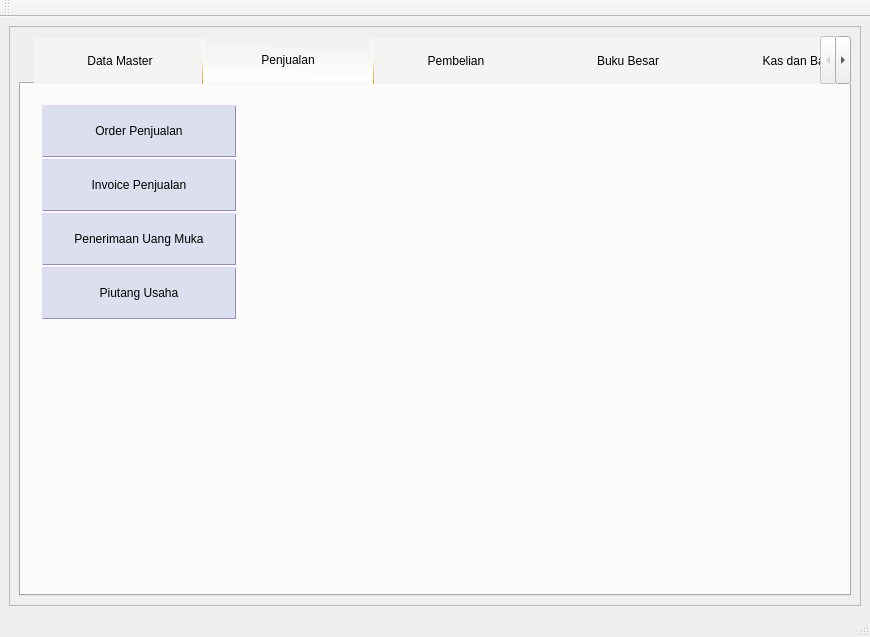
Old version of the form source/GUI.ui in the repository fnugrahendi/petuk.corp.
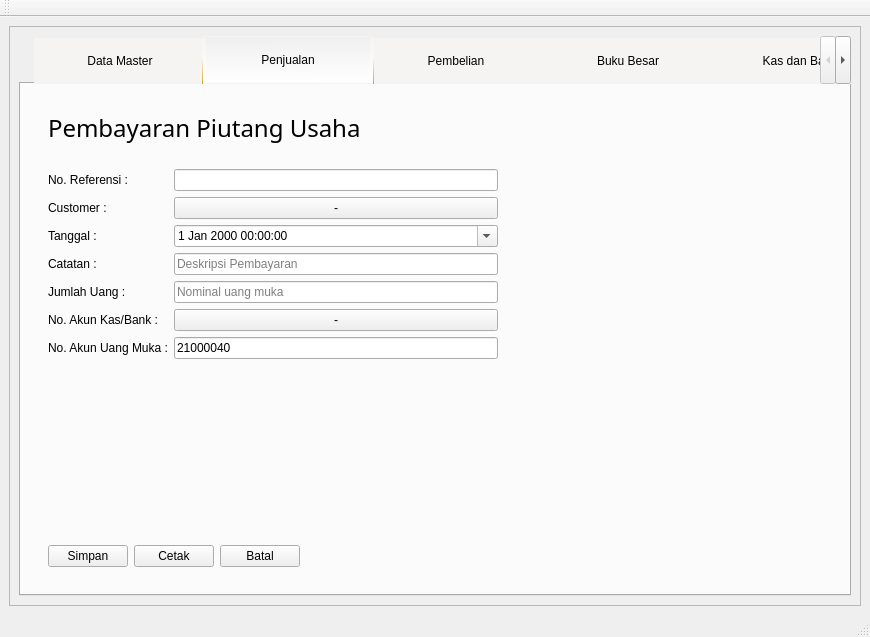
New version of the form. The open tabs and pages were chosen to show the change. Icons and pictures are not drawn.

Commit message: penerimaan uang muka (tampilan)

What changed in the file:
```diff
--- a/source/GUI.ui
+++ b/source/GUI.ui
@@ -6999,6 +6999,395 @@
                </item>
               </layout>
              </widget>
+             <widget class="QWidget" name="st_Penjualan_UangMuka">
+              <layout class="QVBoxLayout" name="verticalLayout_23">
+               <item>
+                <widget class="QFrame" name="fr_Penjualan_UangMuka_Title">
+                 <property name="sizePolicy">
+                  <sizepolicy hsizetype="Preferred" vsizetype="Maximum">
+                   <horstretch>0</horstretch>
+                   <verstretch>0</verstretch>
+                  </sizepolicy>
+                 </property>
+                 <property name="frameShape">
+                  <enum>QFrame::NoFrame</enum>
+                 </property>
+                 <property name="frameShadow">
+                  <enum>QFrame::Raised</enum>
+                 </property>
+                 <layout class="QHBoxLayout" name="horizontalLayout_6">
+                  <item>
+                   <widget class="QLabel" name="lb_Penjualan_UangMuka_title">
+                    <property name="sizePolicy">
+                     <sizepolicy hsizetype="Preferred" vsizetype="Maximum">
+                      <horstretch>0</horstretch>
+                      <verstretch>0</verstretch>
+                     </sizepolicy>
+                    </property>
+                    <property name="font">
+                     <font>
+                      <family>Segoe UI Semilight</family>
+                      <pointsize>18</pointsize>
+                     </font>
+                    </property>
+                    <property name="text">
+                     <string>Penerimaan Uang Muka</string>
+                    </property>
+                    <property name="alignment">
+                     <set>Qt::AlignLeading|Qt::AlignLeft|Qt::AlignVCenter</set>
+                    </property>
+                   </widget>
+                  </item>
+                 </layout>
+                </widget>
+               </item>
+               <item>
+                <widget class="QFrame" name="fr_Penjualan_UangMuka_Tabel">
+                 <property name="frameShape">
+                  <enum>QFrame::NoFrame</enum>
+                 </property>
+                 <property name="frameShadow">
+                  <enum>QFrame::Raised</enum>
+                 </property>
+                 <layout class="QVBoxLayout" name="verticalLayout_24">
+                  <item>
+                   <widget class="QTableWidget" name="tbl_Penjualan_UangMuka">
+                    <property name="sizePolicy">
+                     <sizepolicy hsizetype="Minimum" vsizetype="MinimumExpanding">
+                      <horstretch>0</horstretch>
+                      <verstretch>0</verstretch>
+                     </sizepolicy>
+                    </property>
+                    <property name="frameShape">
+                     <enum>QFrame::NoFrame</enum>
+                    </property>
+                    <property name="frameShadow">
+                     <enum>QFrame::Plain</enum>
+                    </property>
+                    <property name="showGrid">
+                     <bool>true</bool>
+                    </property>
+                    <property name="wordWrap">
+                     <bool>true</bool>
+                    </property>
+                    <property name="cornerButtonEnabled">
+                     <bool>true</bool>
+                    </property>
+                    <column>
+                     <property name="text">
+                      <string>No</string>
+                     </property>
+                    </column>
+                    <column>
+                     <property name="text">
+                      <string>No. Referensi</string>
+                     </property>
+                    </column>
+                    <column>
+                     <property name="text">
+                      <string>Customer</string>
+                     </property>
+                    </column>
+                    <column>
+                     <property name="text">
+                      <string>Tanggal</string>
+                     </property>
+                    </column>
+                    <column>
+                     <property name="text">
+                      <string>Catatan</string>
+                     </property>
+                    </column>
+                    <column>
+                     <property name="text">
+                      <string>Jumlah</string>
+                     </property>
+                    </column>
+                    <column>
+                     <property name="text">
+                      <string>Kas/Bank</string>
+                     </property>
+                    </column>
+                   </widget>
+                  </item>
+                 </layout>
+                </widget>
+               </item>
+               <item>
+                <widget class="QFrame" name="fr_Penjualan_UangMuka_Tombol">
+                 <property name="sizePolicy">
+                  <sizepolicy hsizetype="Preferred" vsizetype="Maximum">
+                   <horstretch>0</horstretch>
+                   <verstretch>0</verstretch>
+                  </sizepolicy>
+                 </property>
+                 <property name="frameShape">
+                  <enum>QFrame::NoFrame</enum>
+                 </property>
+                 <property name="frameShadow">
+                  <enum>QFrame::Raised</enum>
+                 </property>
+                 <layout class="QHBoxLayout" name="horizontalLayout_7">
+                  <item>
+                   <widget class="QPushButton" name="tb_Penjualan_UangMuka_BuatBaru">
+                    <property name="text">
+                     <string>Buat Baru</string>
+                    </property>
+                   </widget>
+                  </item>
+                  <item>
+                   <widget class="QPushButton" name="tb_Penjualan_UangMuka_Kembali">
+                    <property name="text">
+                     <string>Kembali</string>
+                    </property>
+                   </widget>
+                  </item>
+                  <item>
+                   <spacer name="hs_Penjualan_UangMuka">
+                    <property name="orientation">
+                     <enum>Qt::Horizontal</enum>
+                    </property>
+                    <property name="sizeHint" stdset="0">
+                     <size>
+                      <width>40</width>
+                      <height>20</height>
+                     </size>
+                    </property>
+                   </spacer>
+                  </item>
+                 </layout>
+                </widget>
+               </item>
+              </layout>
+             </widget>
+             <widget class="QWidget" name="st_Penjualan_UangMuka_Baru">
+              <layout class="QVBoxLayout" name="verticalLayout_25">
+               <item>
+                <widget class="QFrame" name="fr_Penjualan_UangMuka_Baru_Title">
+                 <property name="sizePolicy">
+                  <sizepolicy hsizetype="Preferred" vsizetype="Maximum">
+                   <horstretch>0</horstretch>
+                   <verstretch>0</verstretch>
+                  </sizepolicy>
+                 </property>
+                 <property name="frameShape">
+                  <enum>QFrame::NoFrame</enum>
+                 </property>
+                 <property name="frameShadow">
+                  <enum>QFrame::Raised</enum>
+                 </property>
+                 <layout class="QHBoxLayout" name="horizontalLayout_8">
+                  <item>
+                   <widget class="QLabel" name="lb_Penjualan_UangMuka_Baru_Title">
+                    <property name="sizePolicy">
+                     <sizepolicy hsizetype="Preferred" vsizetype="Maximum">
+                      <horstretch>0</horstretch>
+                      <verstretch>0</verstretch>
+                     </sizepolicy>
+                    </property>
+                    <property name="font">
+                     <font>
+                      <family>Segoe UI Semilight</family>
+                      <pointsize>18</pointsize>
+                     </font>
+                    </property>
+                    <property name="text">
+                     <string>Pembayaran Piutang Usaha</string>
+                    </property>
+                    <property name="alignment">
+                     <set>Qt::AlignLeading|Qt::AlignLeft|Qt::AlignVCenter</set>
+                    </property>
+                   </widget>
+                  </item>
+                 </layout>
+                </widget>
+               </item>
+               <item>
+                <widget class="QFrame" name="fr_Penjualan_UangMuka_Baru_Input">
+                 <property name="frameShape">
+                  <enum>QFrame::NoFrame</enum>
+                 </property>
+                 <property name="frameShadow">
+                  <enum>QFrame::Raised</enum>
+                 </property>
+                 <layout class="QGridLayout" name="gridLayout_9">
+                  <item row="2" column="0">
+                   <widget class="QLabel" name="lb_Penjualan_UangMuka_Baru_Tanggal">
+                    <property name="text">
+                     <string>Tanggal :</string>
+                    </property>
+                   </widget>
+                  </item>
+                  <item row="5" column="0">
+                   <widget class="QLabel" name="lb_Penjualan_UangMuka_Baru_Akun">
+                    <property name="text">
+                     <string>No. Akun Kas/Bank :</string>
+                    </property>
+                   </widget>
+                  </item>
+                  <item row="1" column="0">
+                   <widget class="QLabel" name="lb_Penjualan_UangMuka_Baru_Nama">
+                    <property name="text">
+                     <string>Customer :</string>
+                    </property>
+                   </widget>
+                  </item>
+                  <item row="4" column="0">
+                   <widget class="QLabel" name="lb_Penjualan_UangMuka_Baru_JumlahUang">
+                    <property name="text">
+                     <string>Jumlah Uang :</string>
+                    </property>
+                   </widget>
+                  </item>
+                  <item row="3" column="0">
+                   <widget class="QLabel" name="lb_Penjualan_UangMuka_Baru_Catatan">
+                    <property name="text">
+                     <string>Catatan :</string>
+                    </property>
+                   </widget>
+                  </item>
+                  <item row="0" column="0">
+                   <widget class="QLabel" name="lb_Penjualan_UangMuka_Baru_NoRef">
+                    <property name="text">
+                     <string>No. Referensi :</string>
+                    </property>
+                   </widget>
+                  </item>
+                  <item row="6" column="0">
+                   <widget class="QLabel" name="lb_Penjualan_UangMuka_Baru_AkunUangMuka">
+                    <property name="text">
+                     <string>No. Akun Uang Muka :</string>
+                    </property>
+                   </widget>
+                  </item>
+                  <item row="0" column="1">
+                   <widget class="QLineEdit" name="le_Penjualan_UangMuka_Baru_NoRef"/>
+                  </item>
+                  <item row="3" column="1">
+                   <widget class="QLineEdit" name="le_Penjualan_UangMuka_Baru_Catatan">
+                    <property name="placeholderText">
+                     <string>Deskripsi Pembayaran</string>
+                    </property>
+                   </widget>
+                  </item>
+                  <item row="4" column="1">
+                   <widget class="QLineEdit" name="le_Penjualan_UangMuka_Baru_JumlahUang">
+                    <property name="placeholderText">
+                     <string>Nominal uang muka</string>
+                    </property>
+                   </widget>
+                  </item>
+                  <item row="6" column="1">
+                   <widget class="QLineEdit" name="le_Penjualan_UangMuka_Baru_AkunUangMuka">
+                    <property name="text">
+                     <string>21000040</string>
+                    </property>
+                   </widget>
+                  </item>
+                  <item row="0" column="2">
+                   <spacer name="hs_Penjualan_UangMuka_Baru_2">
+                    <property name="orientation">
+                     <enum>Qt::Horizontal</enum>
+                    </property>
+                    <property name="sizeHint" stdset="0">
+                     <size>
+                      <width>40</width>
+                      <height>20</height>
+                     </size>
+                    </property>
+                   </spacer>
+                  </item>
+                  <item row="1" column="1">
+                   <widget class="QPushButton" name="tb_Penjualan_UangMuka_Baru_Nama">
+                    <property name="text">
+                     <string>-</string>
+                    </property>
+                   </widget>
+                  </item>
+                  <item row="5" column="1">
+                   <widget class="QPushButton" name="tb_Penjualan_UangMuka_Baru_Akun">
+                    <property name="text">
+                     <string>-</string>
+                    </property>
+                   </widget>
+                  </item>
+                  <item row="2" column="1">
+                   <widget class="QDateTimeEdit" name="dte_Penjualan_UangMuka_Baru_Tanggal">
+                    <property name="calendarPopup">
+                     <bool>true</bool>
+                    </property>
+                   </widget>
+                  </item>
+                 </layout>
+                </widget>
+               </item>
+               <item>
+                <spacer name="vs_Penjualan_UangMuka_Baru">
+                 <property name="orientation">
+                  <enum>Qt::Vertical</enum>
+                 </property>
+                 <property name="sizeHint" stdset="0">
+                  <size>
+                   <width>20</width>
+                   <height>40</height>
+                  </size>
+                 </property>
+                </spacer>
+               </item>
+               <item>
+                <widget class="QFrame" name="fr_Penjualan_UangMuka_Baru_Tombol">
+                 <property name="sizePolicy">
+                  <sizepolicy hsizetype="Preferred" vsizetype="Maximum">
+                   <horstretch>0</horstretch>
+                   <verstretch>0</verstretch>
+                  </sizepolicy>
+                 </property>
+                 <property name="frameShape">
+                  <enum>QFrame::NoFrame</enum>
+                 </property>
+                 <property name="frameShadow">
+                  <enum>QFrame::Raised</enum>
+                 </property>
+                 <layout class="QHBoxLayout" name="horizontalLayout_9">
+                  <item>
+                   <widget class="QPushButton" name="tb_Penjualan_UangMuka_Baru_Simpan">
+                    <property name="text">
+                     <string>Simpan</string>
+                    </property>
+                   </widget>
+                  </item>
+                  <item>
+                   <widget class="QPushButton" name="tb_Penjualan_UangMuka_Baru_Cetak">
+                    <property name="text">
+                     <string>Cetak</string>
+                    </property>
+                   </widget>
+                  </item>
+                  <item>
+                   <widget class="QPushButton" name="tb_Penjualan_UangMuka_Baru_Batal">
+                    <property name="text">
+                     <string>Batal</string>
+                    </property>
+                   </widget>
+                  </item>
+                  <item>
+                   <spacer name="hs_Penjualan_UangMuka_Baru">
+                    <property name="orientation">
+                     <enum>Qt::Horizontal</enum>
+                    </property>
+                    <property name="sizeHint" stdset="0">
+                     <size>
+                      <width>40</width>
+                      <height>20</height>
+                     </size>
+                    </property>
+                   </spacer>
+                  </item>
+                 </layout>
+                </widget>
+               </item>
+              </layout>
+             </widget>
             </widget>
            </item>
           </layout>
```
Left out of the diff: 2 changed lines with no effect on the pictures. The commit also changes 5 other files.
